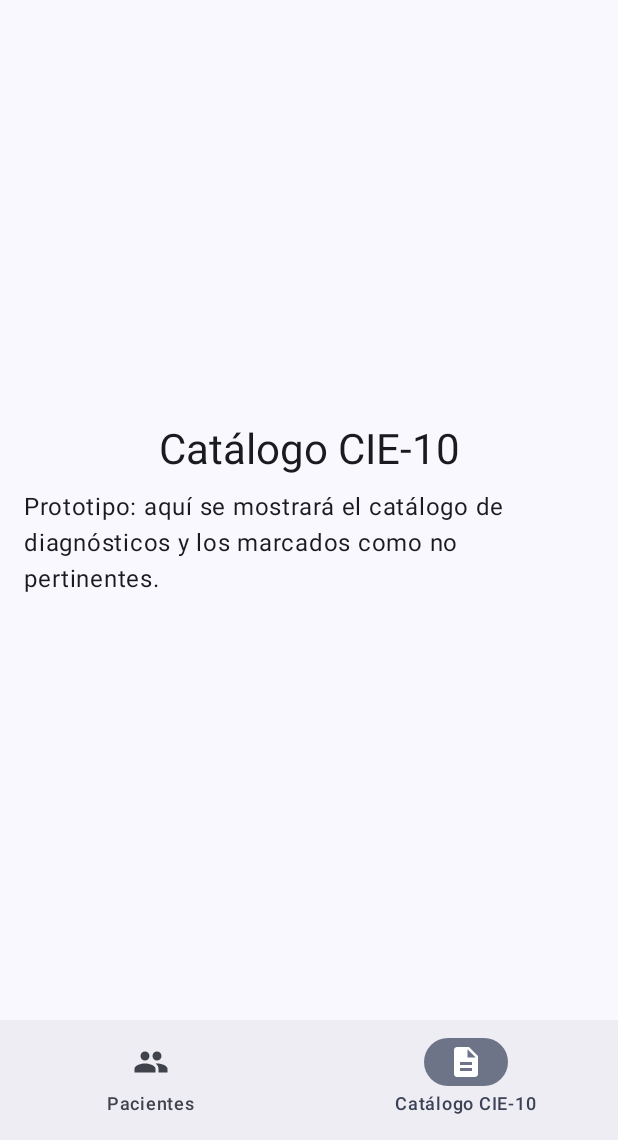
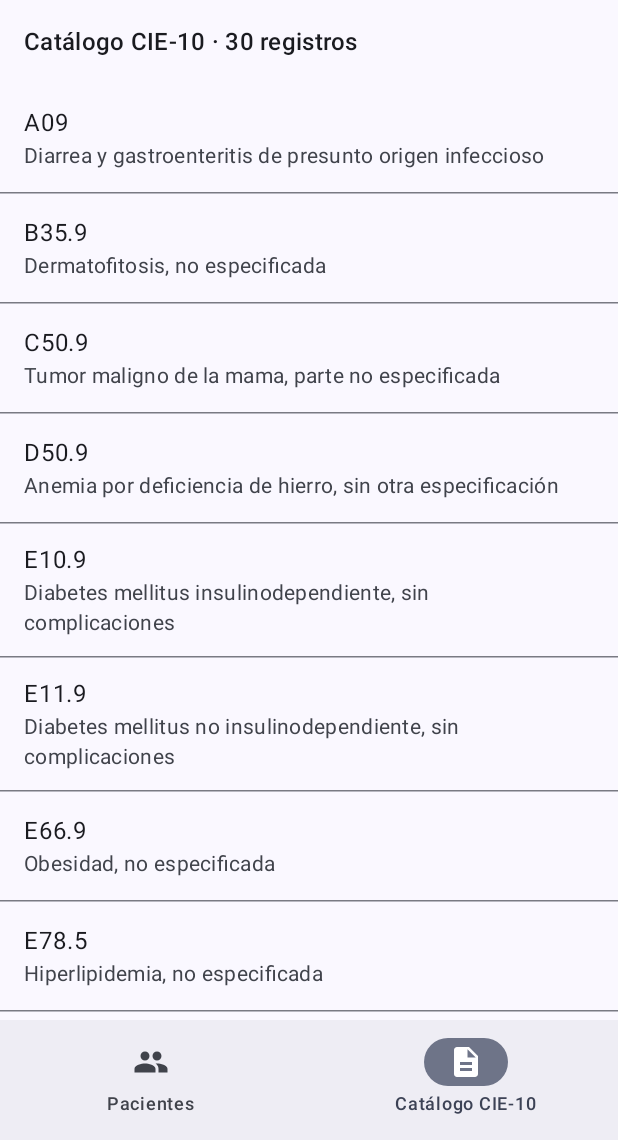
Before and after one commit to Giorgio2907/NexoSalud, an Android app built with Jetpack Compose: the screen it shows after launch (MainActivity), item 2 of the bottom bar chosen, on a phone screen of 412 x 824 dp, the part 96-1236 px from its top. Run offline under Robolectric (Android 15) with nearby library versions, the phone set to English and light mode, and no system bars; our stand-ins replace Room's generated code.

Commit message:
S1-1.5 Datos iniciales y catálogo CIE-10

```diff
--- a/app/build.gradle.kts
+++ b/app/build.gradle.kts
@@ -58,7 +58,7 @@ dependencies {
     ksp(libs.androidx.room.compiler)
     implementation(libs.androidx.navigation.compose)
     implementation(libs.androidx.lifecycle.viewmodel.compose)
-    implementation("androidx.compose.material:material-icons-extended:1.7.5")
+    implementation("androidx.compose.material:material-icons-extended")
 }
 
 ksp {
--- a/app/src/main/java/pe/edu/unmsm/nexosalud/MainActivity.kt
+++ b/app/src/main/java/pe/edu/unmsm/nexosalud/MainActivity.kt
@@ -5,8 +5,14 @@ import androidx.activity.ComponentActivity
 import androidx.activity.compose.setContent
 import androidx.activity.enableEdgeToEdge
 import androidx.activity.viewModels
+import androidx.lifecycle.lifecycleScope
+import kotlinx.coroutines.launch
 import pe.edu.unmsm.nexosalud.data.local.AppDatabase
+import pe.edu.unmsm.nexosalud.data.repository.DiagnosticoRepository
 import pe.edu.unmsm.nexosalud.data.repository.PacienteRepository
+import pe.edu.unmsm.nexosalud.data.seed.Sembrador
+import pe.edu.unmsm.nexosalud.model.DiagnosticoViewModel
+import pe.edu.unmsm.nexosalud.model.DiagnosticoViewModelFactory
 import pe.edu.unmsm.nexosalud.model.PacienteViewModel
 import pe.edu.unmsm.nexosalud.model.PacienteViewModelFactory
 import pe.edu.unmsm.nexosalud.ui.navigation.AppNavigation
@@ -14,18 +20,25 @@ import pe.edu.unmsm.nexosalud.ui.theme.NexoSaludTheme
 
 class MainActivity : ComponentActivity() {
 
+    private val db by lazy { AppDatabase.getDatabase(this) }
+
     private val pacienteViewModel: PacienteViewModel by viewModels {
-        PacienteViewModelFactory(
-            PacienteRepository(AppDatabase.getDatabase(this).pacienteDao())
-        )
+        PacienteViewModelFactory(PacienteRepository(db.pacienteDao()))
+    }
+
+    private val diagnosticoViewModel: DiagnosticoViewModel by viewModels {
+        DiagnosticoViewModelFactory(DiagnosticoRepository(db.diagnosticoCie10Dao()))
     }
 
     override fun onCreate(savedInstanceState: Bundle?) {
         super.onCreate(savedInstanceState)
+
+        lifecycleScope.launch { Sembrador(db).sembrarSiHaceFalta() }
+
         enableEdgeToEdge()
         setContent {
             NexoSaludTheme {
-                AppNavigation(pacienteViewModel)
+                AppNavigation(pacienteViewModel, diagnosticoViewModel)
             }
         }
     }
--- /dev/null
+++ b/app/src/main/java/pe/edu/unmsm/nexosalud/data/seed/DatosIniciales.kt
@@ -0,0 +1,70 @@
+package pe.edu.unmsm.nexosalud.data.seed
+
+import pe.edu.unmsm.nexosalud.data.local.DiagnosticoCie10Entity
+import pe.edu.unmsm.nexosalud.data.local.EstablecimientoEntity
+import pe.edu.unmsm.nexosalud.data.local.PacienteEntity
+
+object DatosIniciales {
+
+    val establecimientos = listOf(
+        EstablecimientoEntity(
+            nombre = "CMI El Progreso",
+            tipo = "CMI",
+            urlApi = ""
+        ),
+        EstablecimientoEntity(
+            nombre = "Hospital Nacional Sergio E. Bernales",
+            tipo = "HOSPITAL",
+            urlApi = "http://10.0.2.2:8080"
+        )
+    )
+
+    val pacientes = (1..5).map { n ->
+        PacienteEntity(
+            codigoAnonimo = "PAC-" + n.toString().padStart(4, '0'),
+            fechaRegistro = "2026-11-27T08:0$n:00"
+        )
+    }
+
+    private fun dx(codigo: String, descripcion: String, noPertinente: Boolean = false) =
+        DiagnosticoCie10Entity(
+            codigo = codigo,
+            descripcion = descripcion,
+            noPertinente = noPertinente
+        )
+
+    // MUESTRA DE PRUEBA. Las marcas noPertinente son ilustrativas;
+    // la lista oficial la entrega la DIRIS Lima Norte.
+    val diagnosticos = listOf(
+        dx("J00", "Rinofaringitis aguda (resfriado común)", noPertinente = true),
+        dx("J02.9", "Faringitis aguda, no especificada", noPertinente = true),
+        dx("J03.9", "Amigdalitis aguda, no especificada"),
+        dx("J06.9", "Infección aguda de las vías respiratorias superiores, no especificada", noPertinente = true),
+        dx("J18.9", "Neumonía, no especificada"),
+        dx("J20.9", "Bronquitis aguda, no especificada"),
+        dx("J45.9", "Asma, no especificada"),
+        dx("I10", "Hipertensión esencial (primaria)"),
+        dx("I21.9", "Infarto agudo de miocardio, sin otra especificación"),
+        dx("E10.9", "Diabetes mellitus insulinodependiente, sin complicaciones"),
+        dx("E11.9", "Diabetes mellitus no insulinodependiente, sin complicaciones"),
+        dx("E66.9", "Obesidad, no especificada"),
+        dx("E78.5", "Hiperlipidemia, no especificada"),
+        dx("D50.9", "Anemia por deficiencia de hierro, sin otra especificación"),
+        dx("F32.9", "Episodio depresivo, no especificado"),
+        dx("G40.9", "Epilepsia, no especificada"),
+        dx("K29.7", "Gastritis, no especificada"),
+        dx("K30", "Dispepsia", noPertinente = true),
+        dx("K35.8", "Apendicitis aguda, otra y la no especificada"),
+        dx("K80.2", "Cálculo de la vesícula biliar sin colecistitis"),
+        dx("A09", "Diarrea y gastroenteritis de presunto origen infeccioso"),
+        dx("N20.0", "Cálculo del riñón"),
+        dx("N39.0", "Infección de vías urinarias, sitio no especificado"),
+        dx("M54.5", "Lumbago (dolor lumbar bajo)"),
+        dx("R10.4", "Otros dolores abdominales y los no especificados"),
+        dx("R51", "Cefalea"),
+        dx("L30.9", "Dermatitis, no especificada"),
+        dx("B35.9", "Dermatofitosis, no especificada"),
+        dx("C50.9", "Tumor maligno de la mama, parte no especificada"),
+        dx("Z00.0", "Examen médico general", noPertinente = true)
+    )
+}
--- /dev/null
+++ b/app/src/main/java/pe/edu/unmsm/nexosalud/data/seed/Sembrador.kt
@@ -0,0 +1,28 @@
+package pe.edu.unmsm.nexosalud.data.seed
+
+import androidx.room.withTransaction
+import pe.edu.unmsm.nexosalud.data.local.AppDatabase
+
+class Sembrador(private val db: AppDatabase) {
+
+    suspend fun sembrarSiHaceFalta() {
+        db.withTransaction {
+            val establecimientoDao = db.establecimientoDao()
+            if (establecimientoDao.contar() == 0) {
+                DatosIniciales.establecimientos.forEach { establecimientoDao.insertar(it) }
+            }
+
+            val diagnosticoDao = db.diagnosticoCie10Dao()
+            if (diagnosticoDao.contar() == 0) {
+                diagnosticoDao.insertarTodos(DatosIniciales.diagnosticos)
+            }
+
+            val pacienteDao = db.pacienteDao()
+            DatosIniciales.pacientes.forEach { paciente ->
+                if (pacienteDao.buscarPorCodigo(paciente.codigoAnonimo) == null) {
+                    pacienteDao.insertar(paciente)
+                }
+            }
+        }
+    }
+}
--- /dev/null
+++ b/app/src/main/java/pe/edu/unmsm/nexosalud/model/DiagnosticoViewModel.kt
@@ -0,0 +1,28 @@
+package pe.edu.unmsm.nexosalud.model
+
+import androidx.lifecycle.ViewModel
+import androidx.lifecycle.ViewModelProvider
+import androidx.lifecycle.viewModelScope
+import kotlinx.coroutines.flow.SharingStarted
+import kotlinx.coroutines.flow.stateIn
+import pe.edu.unmsm.nexosalud.data.repository.DiagnosticoRepository
+
+class DiagnosticoViewModel(repository: DiagnosticoRepository) : ViewModel() {
+
+    val diagnosticos = repository.listar().stateIn(
+        scope = viewModelScope,
+        started = SharingStarted.WhileSubscribed(5000),
+        initialValue = emptyList()
+    )
+}
+
+class DiagnosticoViewModelFactory(
+    private val repository: DiagnosticoRepository
+) : ViewModelProvider.Factory {
+
+    @Suppress("UNCHECKED_CAST")
+    override fun <T : ViewModel> create(modelClass: Class<T>): T {
+        require(modelClass.isAssignableFrom(DiagnosticoViewModel::class.java))
+        return DiagnosticoViewModel(repository) as T
+    }
+}
--- a/app/src/main/java/pe/edu/unmsm/nexosalud/ui/navigation/AppNavigation.kt
+++ b/app/src/main/java/pe/edu/unmsm/nexosalud/ui/navigation/AppNavigation.kt
@@ -26,10 +26,14 @@ import androidx.navigation.compose.rememberNavController
 import pe.edu.unmsm.nexosalud.model.PacienteViewModel
 import pe.edu.unmsm.nexosalud.ui.screens.catalogo.CatalogoScreen
 import pe.edu.unmsm.nexosalud.ui.screens.pacientes.PacientesScreen
+import pe.edu.unmsm.nexosalud.model.DiagnosticoViewModel
 
 @OptIn(ExperimentalMaterial3Api::class)
 @Composable
-fun AppNavigation(pacienteViewModel: PacienteViewModel) {
+fun AppNavigation(
+    pacienteViewModel: PacienteViewModel,
+    diagnosticoViewModel: DiagnosticoViewModel
+) {
     val navController = rememberNavController()
     val entradaActual by navController.currentBackStackEntryAsState()
     val rutaActual = entradaActual?.destination?.route
@@ -57,7 +61,7 @@ fun AppNavigation(pacienteViewModel: PacienteViewModel) {
             modifier = Modifier.padding(innerPadding)
         ) {
             composable(Routes.Pacientes.ruta) { PacientesScreen(pacienteViewModel) }
-            composable(Routes.Catalogo.ruta) { CatalogoScreen() }
+            composable(Routes.Catalogo.ruta) { CatalogoScreen(diagnosticoViewModel) }
         }
     }
 }
--- a/app/src/main/java/pe/edu/unmsm/nexosalud/ui/screens/catalogo/CatalogoScreen.kt
+++ b/app/src/main/java/pe/edu/unmsm/nexosalud/ui/screens/catalogo/CatalogoScreen.kt
@@ -1,32 +1,47 @@
 package pe.edu.unmsm.nexosalud.ui.screens.catalogo
 
-import androidx.compose.foundation.layout.Arrangement
 import androidx.compose.foundation.layout.Column
 import androidx.compose.foundation.layout.fillMaxSize
 import androidx.compose.foundation.layout.padding
+import androidx.compose.foundation.lazy.LazyColumn
+import androidx.compose.foundation.lazy.items
+import androidx.compose.material3.HorizontalDivider
+import androidx.compose.material3.ListItem
 import androidx.compose.material3.MaterialTheme
 import androidx.compose.material3.Text
 import androidx.compose.runtime.Composable
-import androidx.compose.ui.Alignment
+import androidx.compose.runtime.collectAsState
+import androidx.compose.runtime.getValue
 import androidx.compose.ui.Modifier
 import androidx.compose.ui.unit.dp
+import pe.edu.unmsm.nexosalud.model.DiagnosticoViewModel
 
 @Composable
-fun CatalogoScreen() {
-    Column(
-        modifier = Modifier
-            .fillMaxSize()
-            .padding(16.dp),
-        verticalArrangement = Arrangement.Center,
-        horizontalAlignment = Alignment.CenterHorizontally
-    ) {
+fun CatalogoScreen(viewModel: DiagnosticoViewModel) {
+    val diagnosticos by viewModel.diagnosticos.collectAsState()
+
+    Column(modifier = Modifier.fillMaxSize()) {
         Text(
-            text = "Catálogo CIE-10",
-            style = MaterialTheme.typography.headlineMedium
+            text = "Catálogo CIE-10 · ${diagnosticos.size} registros",
+            style = MaterialTheme.typography.titleMedium,
+            modifier = Modifier.padding(16.dp)
         )
-        Text(
-            text = "Prototipo: aquí se mostrará el catálogo de diagnósticos y los marcados como no pertinentes.",
-            modifier = Modifier.padding(top = 8.dp)
-        )
+        LazyColumn {
+            items(diagnosticos, key = { it.id }) { diagnostico ->
+                ListItem(
+                    headlineContent = { Text(diagnostico.codigo) },
+                    supportingContent = { Text(diagnostico.descripcion) },
+                    trailingContent = {
+                        if (diagnostico.noPertinente) {
+                            Text(
+                                text = "No pertinente",
+                                color = MaterialTheme.colorScheme.error
+                            )
+                        }
+                    }
+                )
+                HorizontalDivider()
+            }
+        }
     }
 }
```
